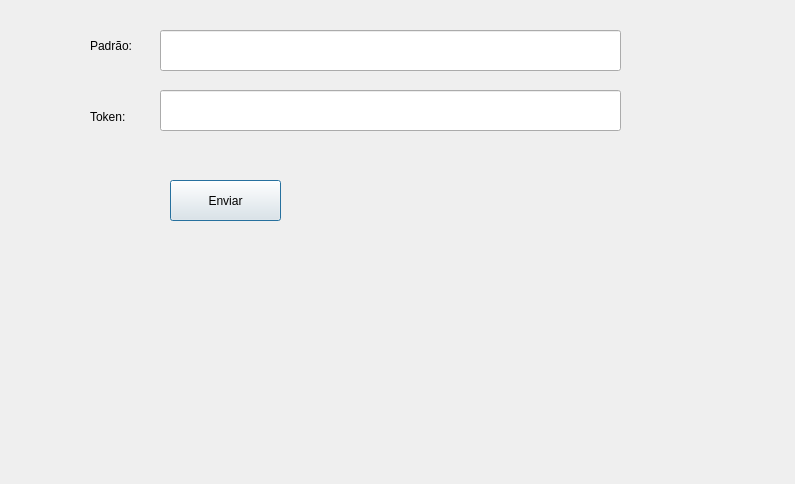
First picture: the form in 04-Analisador-Lexico/secdialog.ui, repository FeBarbosa/Compiladores, before the edit.
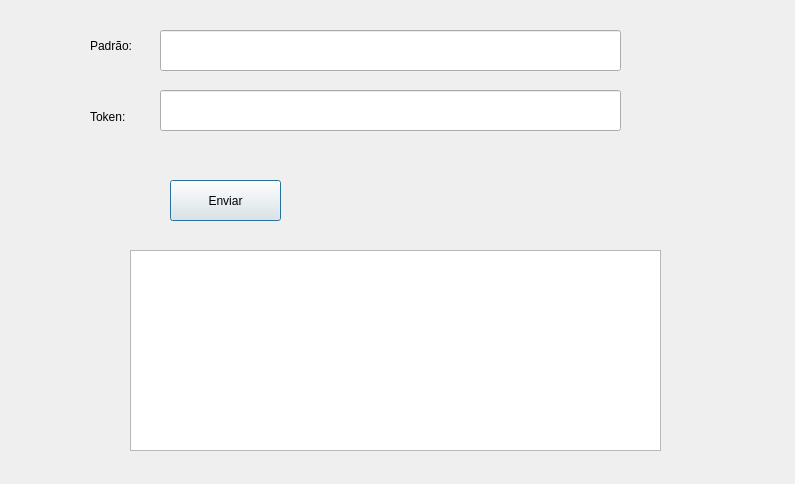
Second picture: the form after the edit.

Diff of the .ui file:
```diff
--- a/04-Analisador-Lexico/secdialog.ui
+++ b/04-Analisador-Lexico/secdialog.ui
@@ -72,6 +72,16 @@
     <string>Enviar</string>
    </property>
   </widget>
+  <widget class="QTableWidget" name="tableWidget">
+   <property name="geometry">
+    <rect>
+     <x>130</x>
+     <y>250</y>
+     <width>531</width>
+     <height>201</height>
+    </rect>
+   </property>
+  </widget>
  </widget>
  <resources/>
  <connections/>
```
Left out of the diff: 2 changed lines with no effect on the pictures.
